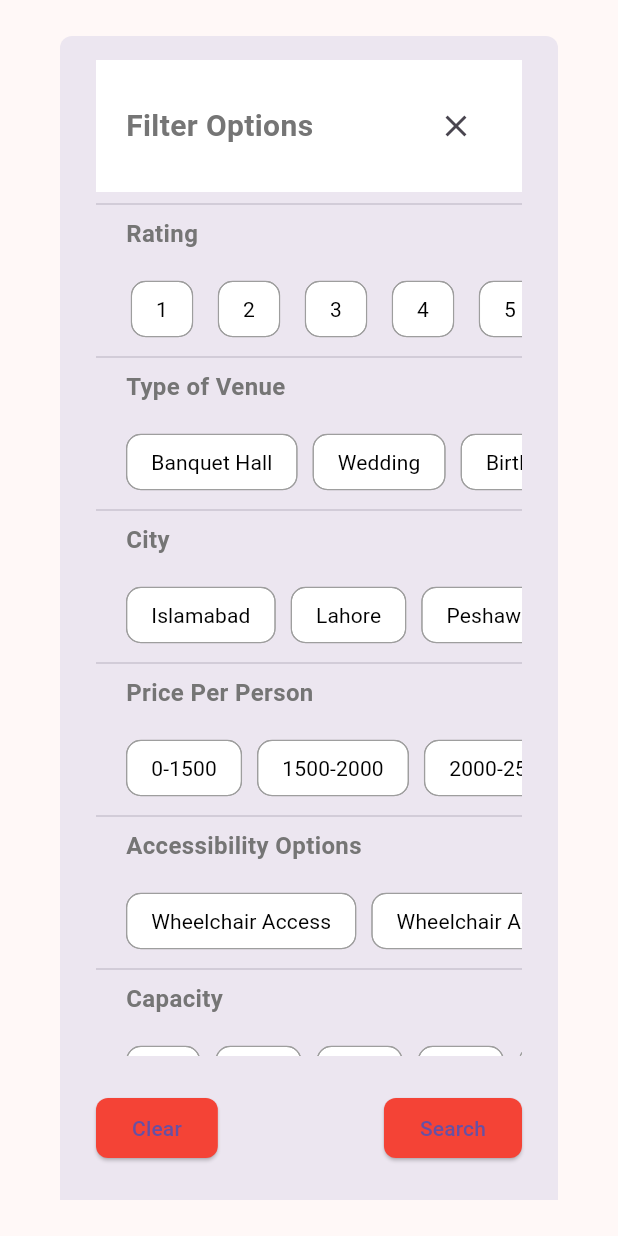
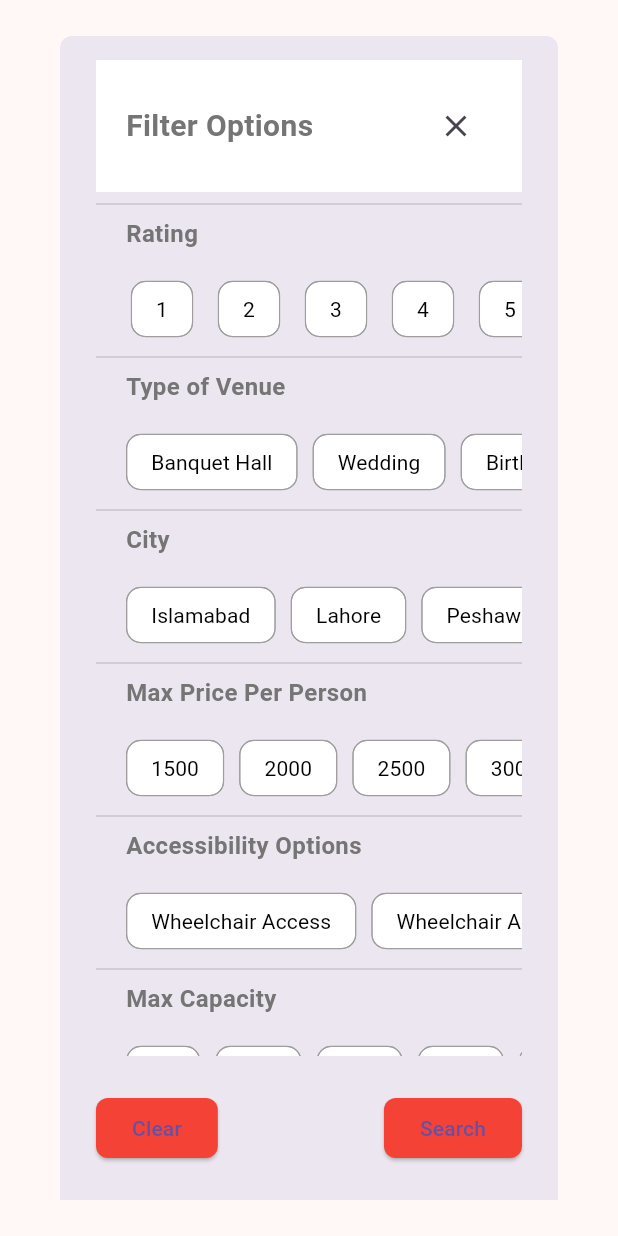
Before and after one commit to WaliZaidi/MobileProd, a Flutter app: the FilterWidget widget shown alone on an empty page, opened directly, on a phone screen of 412 x 824 dp. Run offline on Flutter 3.47's test engine with Material 3 defaults, Android fonts, the phone set to English and light mode, and no system bars; our stand-ins replace carousel_slider, go_router; network calls fail.

Commit message:
functioning filter sorting searching, only venue detail and booking screen left, both are static screens

```diff
--- a/frontend/lib/widgets/filter_search.dart
+++ b/frontend/lib/widgets/filter_search.dart
@@ -705,6 +705,7 @@ import 'package:flutter/material.dart';
 import '../theme/theme.dart'; // Import your custom theme here
 import '../store/store.dart'; // Import your store.dart file
 import '../screens/search_results.dart';
+import '../models/venue_model.dart';
 
 class FilterWidget extends StatefulWidget {
   const FilterWidget({Key? key}) : super(key: key);
@@ -717,7 +718,7 @@ class _FilterWidgetState extends State<FilterWidget> {
   late String selectedRatings;
   late String selectedTypeOfVenue;
   late String selectedCity;
-  late int selectedPricePerPerson;
+  late String selectedPricePerPerson;
   late String selectedAccessibilityOptions;
   late String selectedCapacity;
   late String selectedRefundPolicy;
@@ -728,7 +729,7 @@ class _FilterWidgetState extends State<FilterWidget> {
     selectedRatings = '';
     selectedTypeOfVenue = '';
     selectedCity = '';
-    selectedPricePerPerson = 0;
+    selectedPricePerPerson = '';
     selectedAccessibilityOptions = '';
     selectedCapacity = '';
     selectedRefundPolicy = '';
@@ -801,7 +802,11 @@ class _FilterWidgetState extends State<FilterWidget> {
                     selectedOption: selectedTypeOfVenue,
                     onSelect: (value) {
                       setState(() {
-                        selectedTypeOfVenue = value;
+                        if (selectedTypeOfVenue == '') {
+                          selectedTypeOfVenue = value;
+                        } else {
+                          selectedTypeOfVenue += ', $value';
+                        } //i just added this to check if it works
                       });
                     },
                   ),
@@ -824,21 +829,21 @@ class _FilterWidgetState extends State<FilterWidget> {
                 FractionallySizedBox(
                   widthFactor: 1.0,
                   child: buildFilterOption(
-                    title: 'Price Per Person',
+                    title: 'Max Price Per Person',
                     options: [
-                      '0-1500',
-                      '1500-2000',
-                      '2000-2500',
-                      '2500-3000',
-                      '3500-4000',
-                      '4000-4500',
-                      '4500-5000',
+                      '1500',
+                      '2000',
+                      '2500',
+                      '3000',
+                      '4000',
+                      '4500',
+                      '5000',
                       '5000+'
                     ],
                     selectedOption: selectedPricePerPerson.toString(),
                     onSelect: (value) {
                       setState(() {
-                        selectedPricePerPerson = int.tryParse(value) ?? 0;
+                        selectedPricePerPerson = value;
                       });
                     },
                   ),
@@ -864,20 +869,13 @@ class _FilterWidgetState extends State<FilterWidget> {
                 FractionallySizedBox(
                   widthFactor: 1.0,
                   child: buildFilterOption(
-                    title: 'Capacity',
-                    options: [
-                      '50',
-                      '100',
-                      '200',
-                      '400',
-                      '600',
-                      '1000',
-                      '1000+'
-                    ],
+                    title: 'Max Capacity',
+                    options: ['50', '100', '200', '400', '600', '1000', '1500'],
                     selectedOption: selectedCapacity,
                     onSelect: (value) {
                       setState(() {
                         selectedCapacity = value;
+                        print(selectedCapacity);
                       });
                     },
                   ),
@@ -910,11 +908,12 @@ class _FilterWidgetState extends State<FilterWidget> {
                       selectedRatings = '';
                       selectedTypeOfVenue = '';
                       selectedCity = '';
-                      selectedPricePerPerson = 0;
+                      selectedPricePerPerson = '';
                       selectedAccessibilityOptions = '';
                       selectedCapacity = '';
                       selectedRefundPolicy = '';
                     });
+                    AppDataStore.clearFilteredVenues();
                   },
                   child: const Text('Clear'),
                 ),
@@ -923,12 +922,11 @@ class _FilterWidgetState extends State<FilterWidget> {
                     // Filter the venues based on the selected filters
                     AppDataStore.filterVenues(
                       selectedRatings,
-                      selectedTypeOfVenue as List<String>,
+                      selectedTypeOfVenue,
                       selectedCity,
                       selectedPricePerPerson,
                       selectedAccessibilityOptions,
-                      int.tryParse(selectedCapacity) ??
-                          0, // Parse as int or default to 0
+                      selectedCapacity,
                       selectedRefundPolicy,
                     );
                     // Navigator.of(context).pop();
--- a/frontend/lib/widgets/filter_widget.dart
+++ /dev/null
@@ -1,19 +0,0 @@
-import 'package:flutter/material.dart';
-import '../theme/theme.dart'; // Import your custom theme here
-import '../store/store.dart'; // Import your store.dart file
-import '../screens/search_results.dart';
-
-class FilterWidget extends StatefulWidget {
-  const FilterWidget({Key? key}) : super(key: key);
-
-  @override
-  _FilterWidgetState createState() => _FilterWidgetState();
-}
-
-class _FilterWidgetState extends State<FilterWidget> {
-  @override
-  void initState() {
-    super.initState();
-    AppDataStore.filteredVenues = AppDataStore.venues;
-  }
-}
```
Also changed, not shown: frontend/lib/screens/search_results.dart (+1 -52 lines), frontend/lib/services/mobile_API.dart (+31 -31 lines), frontend/lib/store/store.dart (+11 -13 lines), frontend/lib/widgets/property_type_list.dart (+28 -95 lines).
